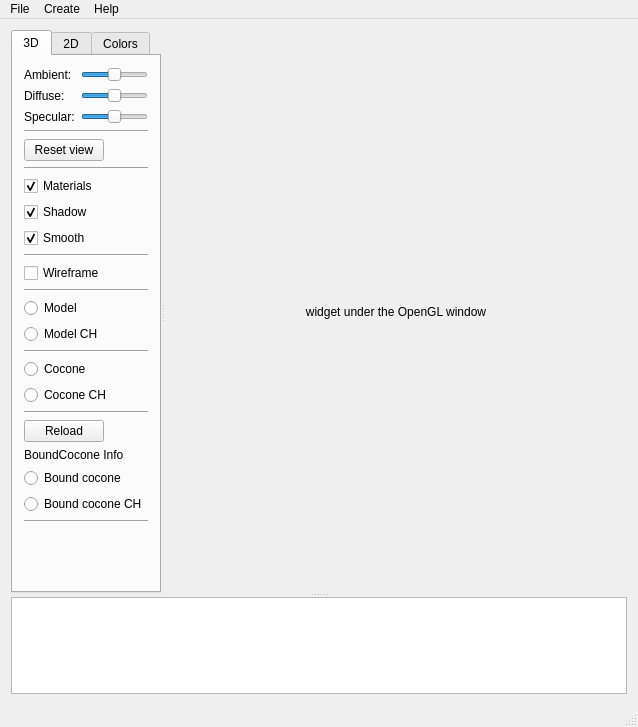
The window that src/qt/main_window.ui (cppd/math) describes before a commit, drawn with Qt 5.
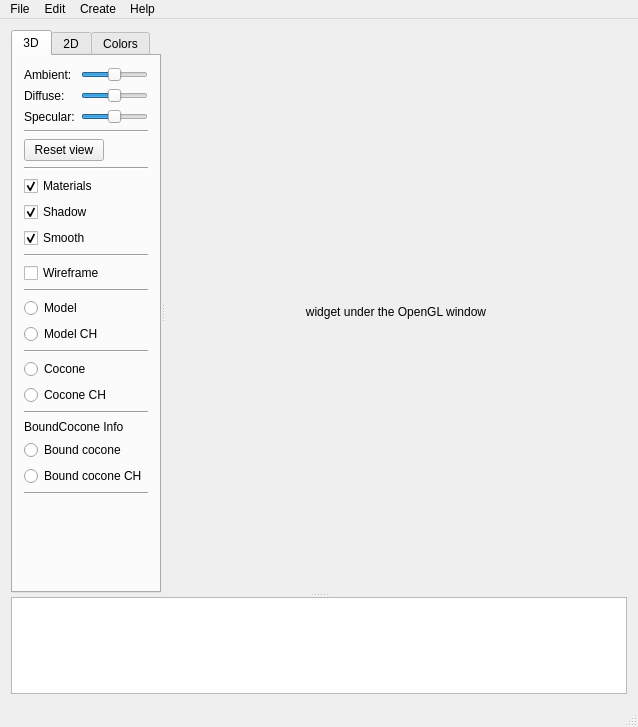
The same window after the commit. Custom widgets are drawn as their Qt base class.

Patch:
```diff
--- a/src/qt/main_window.ui
+++ b/src/qt/main_window.ui
@@ -270,33 +270,6 @@
             </property>
            </widget>
           </item>
-          <item>
-           <layout class="QHBoxLayout" name="horizontalLayout_7">
-            <property name="topMargin">
-             <number>0</number>
-            </property>
-            <item>
-             <widget class="QPushButton" name="Button_LoadBoundCocone">
-              <property name="text">
-               <string>Reload</string>
-              </property>
-             </widget>
-            </item>
-            <item>
-             <spacer name="horizontalSpacer_5">
-              <property name="orientation">
-               <enum>Qt::Horizontal</enum>
-              </property>
-              <property name="sizeHint" stdset="0">
-               <size>
-                <width>40</width>
-                <height>20</height>
-               </size>
-              </property>
-             </spacer>
-            </item>
-           </layout>
-          </item>
           <item>
            <widget class="QLabel" name="BoundCocone_label">
             <property name="text">
@@ -887,7 +860,14 @@
      <string>Create</string>
     </property>
    </widget>
+   <widget class="QMenu" name="menuEdit">
+    <property name="title">
+     <string>Edit</string>
+    </property>
+    <addaction name="actionBoundCocone"/>
+   </widget>
    <addaction name="menuFile"/>
+   <addaction name="menuEdit"/>
    <addaction name="menuCreate"/>
    <addaction name="menuHelp"/>
   </widget>
```
Left out of the diff: 5 changed lines with no effect on the pictures.
